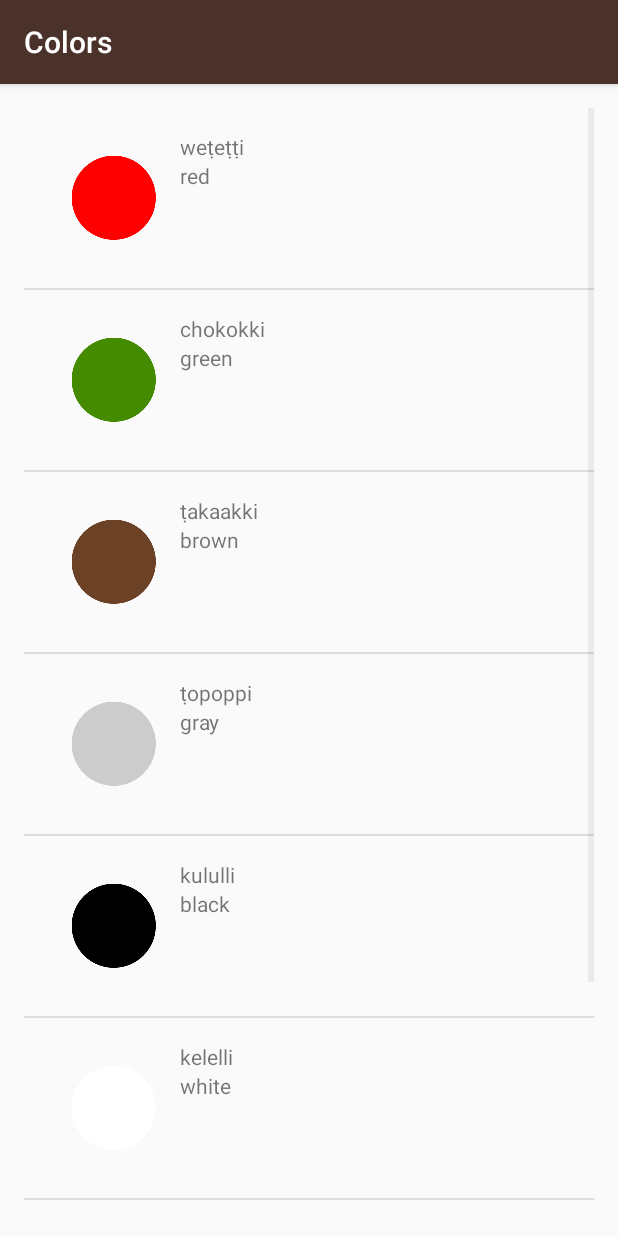
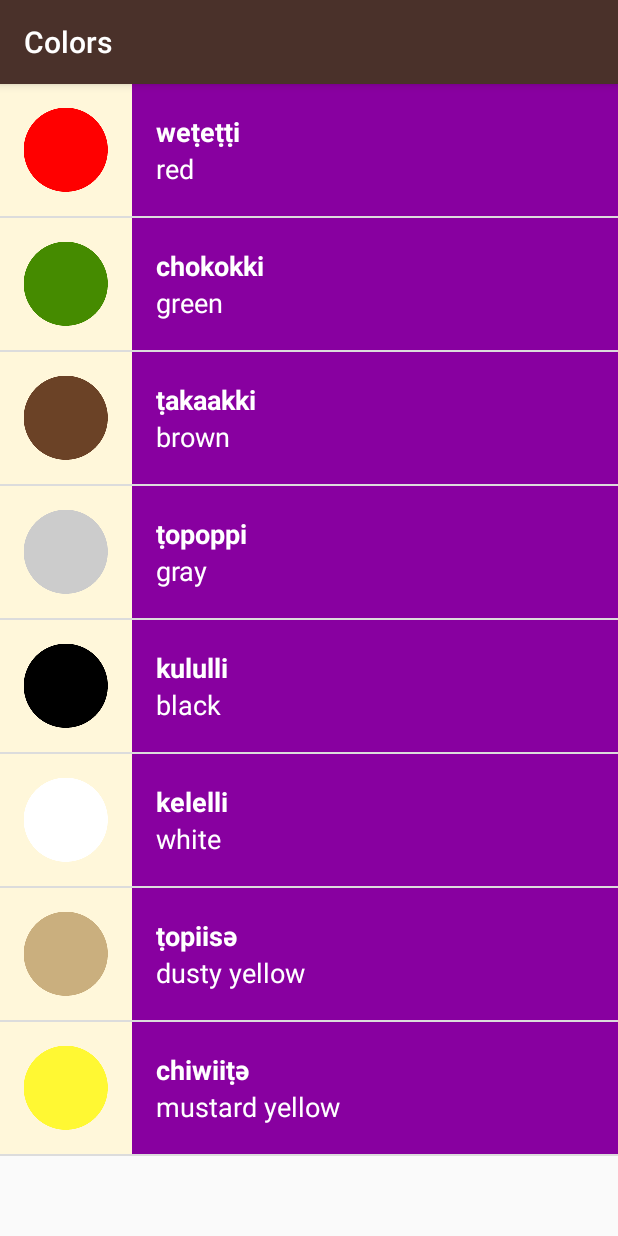
Before and after one commit to hiteshnayak305/Miwok-App, an Android app: the ColorsActivity screen opened directly, with no data from a screen before it, on a phone screen of 412 x 824 dp. Run offline under Robolectric (Android 15) with nearby library versions, the phone set to English and light mode, and no system bars.

Commit message:
set different color backgrounds for activities

```diff
--- a/app/src/main/java/com/example/android/miwok/ColorsActivity.java
+++ b/app/src/main/java/com/example/android/miwok/ColorsActivity.java
@@ -28,7 +28,7 @@ public class ColorsActivity extends AppCompatActivity {
          * need a custom ArrayAdapter which accepts words list
          * and accepts LinearLayout to display two TextViews i.e. override ArrayAdapter
          */
-        wordAdapter adapter = new wordAdapter(this, words);
+        wordAdapter adapter = new wordAdapter(this, words, R.color.category_colors);
         ListView listView = (ListView) findViewById(R.id.common_list_root);
         listView.setAdapter(adapter);
     }
--- a/app/src/main/java/com/example/android/miwok/FamilyActivity.java
+++ b/app/src/main/java/com/example/android/miwok/FamilyActivity.java
@@ -30,7 +30,7 @@ public class FamilyActivity extends AppCompatActivity {
          * need a custom ArrayAdapter which accepts words list
          * and accepts LinearLayout to display two TextViews i.e. override ArrayAdapter
          */
-        wordAdapter adapter = new wordAdapter(this, words);
+        wordAdapter adapter = new wordAdapter(this, words, R.color.category_family);
         ListView listView = (ListView) findViewById(R.id.common_list_root);
         listView.setAdapter(adapter);
     }
--- a/app/src/main/java/com/example/android/miwok/NumberActivity.java
+++ b/app/src/main/java/com/example/android/miwok/NumberActivity.java
@@ -31,7 +31,7 @@ public class NumberActivity extends AppCompatActivity {
          * need a custom ArrayAdapter which accepts words list
          * and accepts LinearLayout to display two TextViews i.e. override ArrayAdapter
          */
-        wordAdapter adapter = new wordAdapter(this, words);
+        wordAdapter adapter = new wordAdapter(this, words, R.color.category_numbers);
         ListView listView = (ListView) findViewById(R.id.common_list_root);
         listView.setAdapter(adapter);
     }
--- a/app/src/main/java/com/example/android/miwok/PhrasesActivity.java
+++ b/app/src/main/java/com/example/android/miwok/PhrasesActivity.java
@@ -30,7 +30,7 @@ public class PhrasesActivity extends AppCompatActivity {
          * need a custom ArrayAdapter which accepts words list
          * and accepts LinearLayout to display two TextViews i.e. override ArrayAdapter
          */
-        wordAdapter adapter = new wordAdapter(this, words);
+        wordAdapter adapter = new wordAdapter(this, words, R.color.category_phrases);
         ListView listView = (ListView) findViewById(R.id.common_list_root);
         listView.setAdapter(adapter);
     }
--- a/app/src/main/java/com/example/android/miwok/word.java
+++ b/app/src/main/java/com/example/android/miwok/word.java
@@ -31,6 +31,7 @@ public class word {
     public word(String eng, String mi) {
         english = eng;
         miwok = mi;
+        imageId = NO_IMAGE;
     }
 
     /**
--- a/app/src/main/java/com/example/android/miwok/wordAdapter.java
+++ b/app/src/main/java/com/example/android/miwok/wordAdapter.java
@@ -17,14 +17,19 @@ import java.util.List;
 
 public class wordAdapter extends ArrayAdapter<word> {
 
+    //container for color
+    int colorId;
+
     /**
      * constructor for custom adapter
      *
      * @param context takes context
      * @param objects takes list of objects to view in list
      */
-    public wordAdapter(Context context, List<word> objects) {
+    public wordAdapter(Context context, List<word> objects, int color) {
         super(context, 0, objects);
+
+        colorId = color;
     }
 
     /**
@@ -49,16 +54,17 @@ public class wordAdapter extends ArrayAdapter<word> {
         //set first TextView of item_list
         TextView mi = (TextView) listItemView.findViewById(R.id.miwok_text);
         mi.setText(currentWord.getMiwok());
+        mi.setBackgroundResource(colorId);
         //set second TextView of item_list
         TextView eng = (TextView) listItemView.findViewById(R.id.english_text);
         eng.setText(currentWord.getEnglish());
+        eng.setBackgroundResource(colorId);
         //set image view source and visibility of ImageView
         ImageView img = (ImageView) listItemView.findViewById(R.id.image_view);
+        img.setVisibility(View.GONE);
         if (currentWord.hasImage()) {
             img.setVisibility(View.VISIBLE);
             img.setImageResource(currentWord.getImageId());
-        } else {
-            img.setVisibility(View.GONE);
         }
         return listItemView;
     }
--- a/app/src/main/res/layout/common_list.xml
+++ b/app/src/main/res/layout/common_list.xml
@@ -2,10 +2,6 @@
 <ListView xmlns:android="http://schemas.android.com/apk/res/android"
     android:id="@+id/common_list_root"
     android:layout_width="match_parent"
-    android:layout_height="match_parent"
-    android:paddingBottom="@dimen/activity_vertical_margin"
-    android:paddingLeft="@dimen/activity_horizontal_margin"
-    android:paddingRight="@dimen/activity_horizontal_margin"
-    android:paddingTop="@dimen/activity_vertical_margin">
+    android:layout_height="match_parent">
 
 </ListView>
--- a/app/src/main/res/layout/item_list.xml
+++ b/app/src/main/res/layout/item_list.xml
@@ -2,30 +2,43 @@
 <LinearLayout xmlns:android="http://schemas.android.com/apk/res/android"
     xmlns:tool="http://schemas.android.com/tools"
     android:layout_width="match_parent"
-    android:layout_height="match_parent"
-    android:orientation="horizontal"
-    android:padding="16dp">
+    android:layout_height="wrap_content"
+    android:background="@color/tan_background"
+    android:minHeight="@dimen/list_item_height"
+    android:orientation="horizontal">
 
     <ImageView
         android:id="@+id/image_view"
-        android:layout_width="wrap_content"
-        android:layout_height="wrap_content" />
+        android:layout_width="@dimen/list_item_height"
+        android:layout_height="@dimen/list_item_height" />
 
     <LinearLayout
-        android:layout_width="wrap_content"
-        android:layout_height="wrap_content"
+        android:id="@+id/text_container"
+        android:layout_width="match_parent"
+        android:layout_height="match_parent"
         android:orientation="vertical">
 
         <TextView
             android:id="@+id/miwok_text"
             android:layout_width="match_parent"
-            android:layout_height="wrap_content"
+            android:layout_height="0dp"
+            android:layout_weight="1"
+            android:gravity="bottom"
+            android:paddingLeft="@dimen/activity_horizontal_margin"
+            android:textColor="@android:color/white"
+            android:textSize="18sp"
+            android:textStyle="bold"
             tool:text="miwok" />
 
         <TextView
             android:id="@+id/english_text"
             android:layout_width="match_parent"
-            android:layout_height="wrap_content"
+            android:layout_height="0dp"
+            android:layout_weight="1"
+            android:gravity="top"
+            android:paddingLeft="@dimen/activity_horizontal_margin"
+            android:textColor="@android:color/white"
+            android:textSize="18sp"
             tool:text="english" />
     </LinearLayout>
 </LinearLayout>
```
